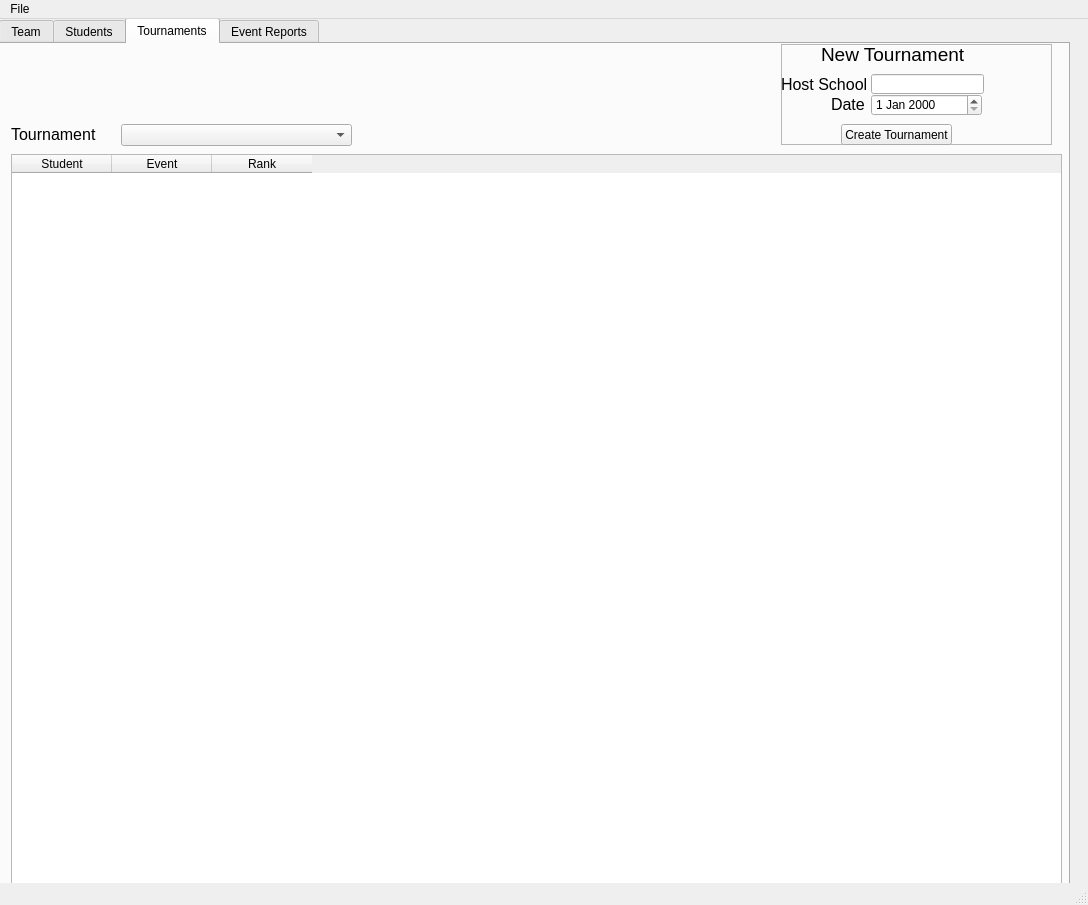
This is Forensics_Organizer.ui in goldRust/4n6_tracker as Qt 5 draws it before an edit. The edited form follows.
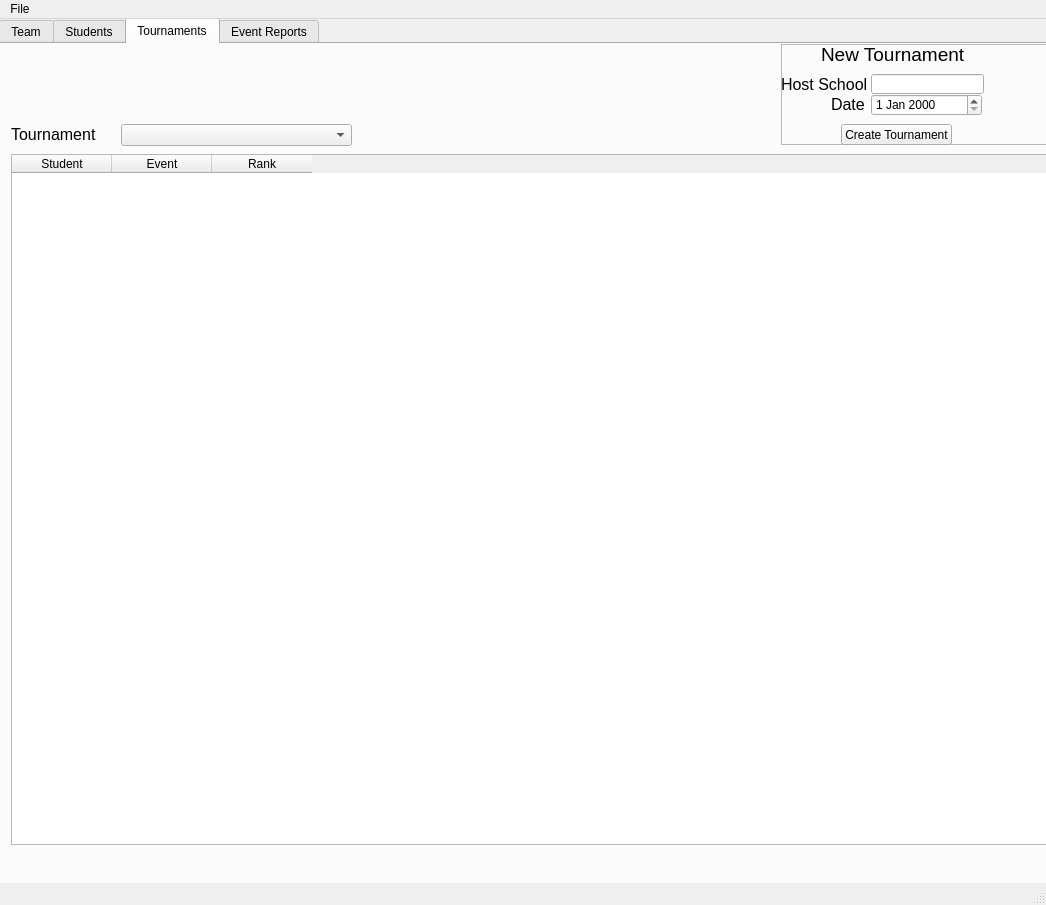
This is the edited form. The open tabs and pages were chosen to show the change.

Patch:
```diff
--- a/Forensics_Organizer.ui
+++ b/Forensics_Organizer.ui
@@ -9,7 +9,7 @@
    <rect>
     <x>0</x>
     <y>0</y>
-    <width>1088</width>
+    <width>1046</width>
     <height>905</height>
    </rect>
   </property>
@@ -541,7 +541,7 @@
         <x>10</x>
         <y>110</y>
         <width>1051</width>
-        <height>731</height>
+        <height>691</height>
        </rect>
       </property>
       <column>
@@ -799,7 +799,7 @@
     <rect>
      <x>0</x>
      <y>0</y>
-     <width>1088</width>
+     <width>1046</width>
      <height>21</height>
     </rect>
    </property>
```
Left out of the diff: 2 changed lines with no effect on the pictures.
